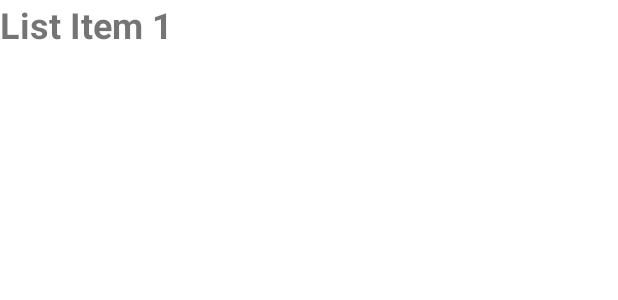
After one commit to azzumw/GoogleDeveloper, an Android app: the layout list_item.xml on its own in the app's theme, with its tools: preview values and no code run, on a phone screen of 412 x 824 dp. The commit adds this screen. Shown: the top 300 px of the screen. Run offline under Robolectric (Android 15) with nearby library versions, the phone set to English and light mode, and no system bars.

Commit message:
RecyclerView implemented

```diff
--- /dev/null
+++ b/Affirmations/app/src/main/res/layout/list_item.xml
@@ -0,0 +1,11 @@
+<?xml version="1.0" encoding="utf-8"?>
+<TextView xmlns:android="http://schemas.android.com/apk/res/android"
+    xmlns:tools="http://schemas.android.com/tools"
+    android:id="@+id/item_title"
+    android:layout_width="match_parent"
+    tools:text="List Item 1"
+    android:textStyle="bold"
+    android:textSize="24sp"
+    android:layout_height="wrap_content">
+
+</TextView>
```
Also changed, not shown: Affirmations/app/src/main/java/com/example/affirmations/MainActivity.kt (+6 -1 lines), Affirmations/app/src/main/java/com/example/affirmations/adapter/ItemAdapter.kt (added, +39 -0 lines), Affirmations/app/src/main/res/layout/activity_main.xml (+7 -11 lines).
